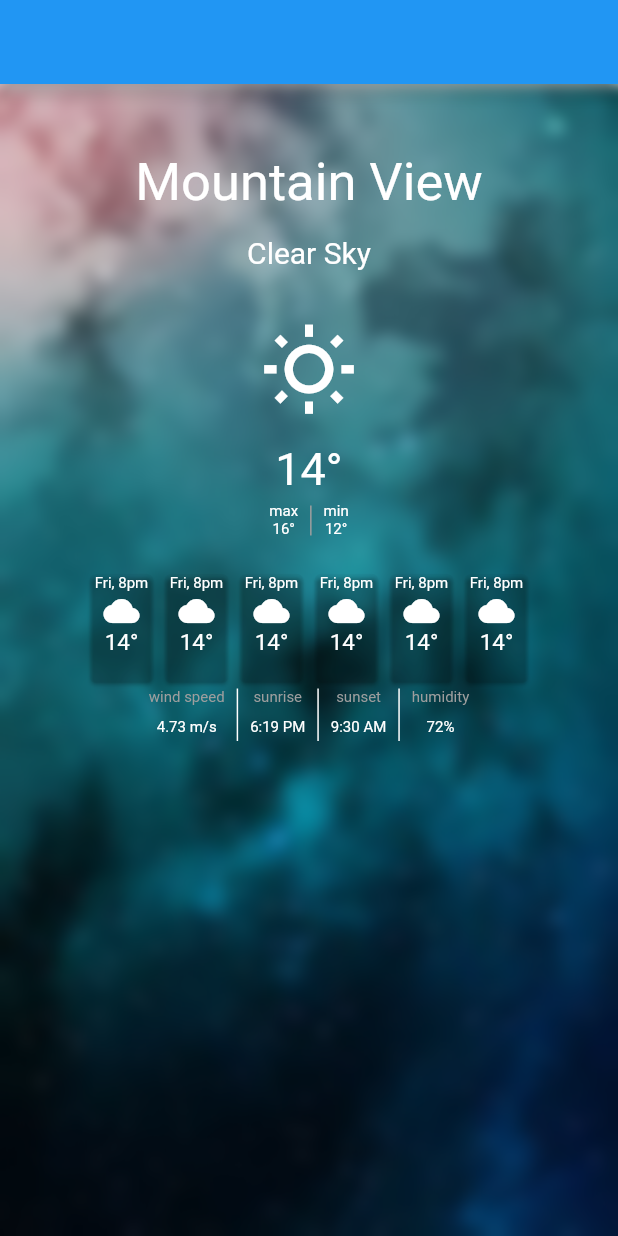
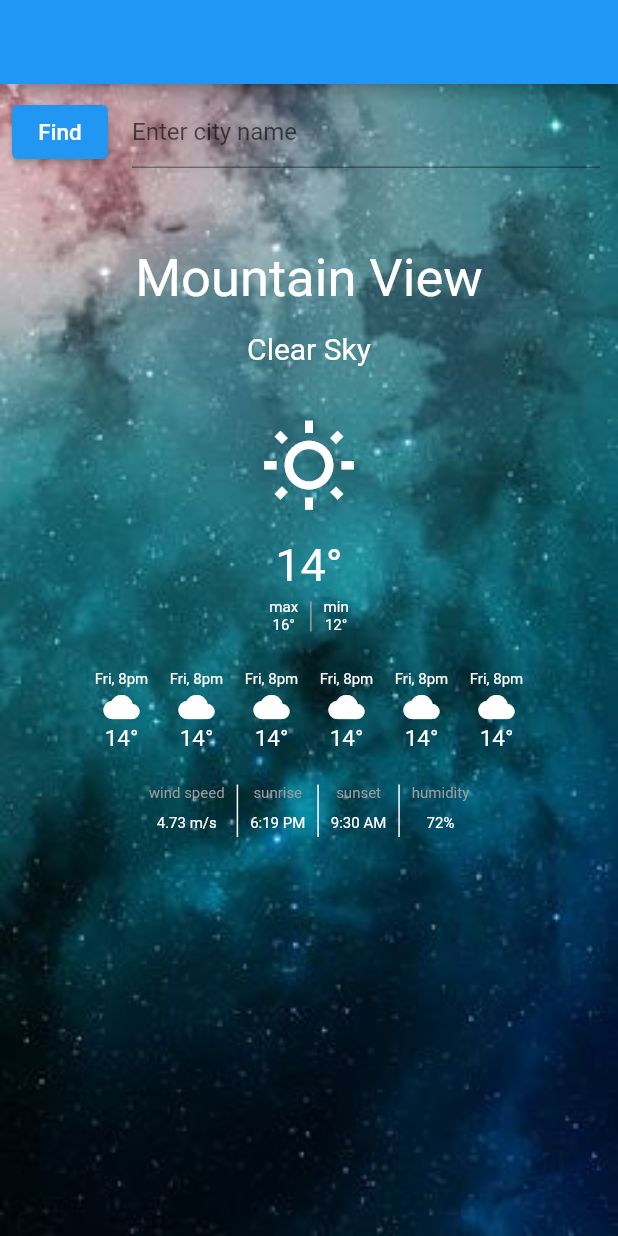
Before and after one commit to arminadm/flutter_weather_app, a Flutter app: the screen it shows after launch, on a phone screen of 412 x 824 dp. Run offline on Flutter 3.47's test engine with Material 2 defaults, Android fonts, the phone set to English and light mode, and no system bars.

Commit message:
search bar added

```diff
--- a/lib/main.dart
+++ b/lib/main.dart
@@ -1,5 +1,4 @@
 import 'dart:ui';
-
 import 'package:flutter/material.dart';
 
 void main() {
@@ -18,6 +17,8 @@ class IndexWeatherPage extends StatefulWidget {
 }
 
 class _IndexWeatherPageState extends State<IndexWeatherPage> {
+  TextEditingController  textEditingController = TextEditingController();
+
   @override
   Widget build(BuildContext context) {
     return Scaffold(
@@ -30,10 +31,34 @@ class _IndexWeatherPageState extends State<IndexWeatherPage> {
           )
         ),
         child: BackdropFilter(
-          filter: ImageFilter.blur(sigmaX: 5, sigmaY: 5),
+          filter: ImageFilter.blur(sigmaX: 0, sigmaY: 0),
           child: Center(
             child: Column(
               children: [
+                  Row(
+                    children: [
+                      Padding(
+                        padding: const EdgeInsets.all(8.0),
+                        child: ElevatedButton(
+                          onPressed: (){
+
+                          },
+                          child: const Text('Find', style: TextStyle(fontSize: 15),),
+                        ),
+                      ),
+                      Expanded(
+                        child: Padding(
+                          padding: const EdgeInsets.only(left: 8.0, right: 12),
+                          child: TextField(
+                            controller: textEditingController,
+                            decoration: const InputDecoration(
+                              border: UnderlineInputBorder(),
+                              hintText: 'Enter city name'
+                            ),
+                          ),
+                        ))
+                    ],
+                  ),
                 const Padding(
                   padding: EdgeInsets.only(top: 45),
                   child: Text('Mountain View', style: TextStyle(
@@ -102,6 +127,7 @@ class _IndexWeatherPageState extends State<IndexWeatherPage> {
                             height: 50,
                             width: 50,
                             child: Card(
+                              elevation: 0,
                               color: Colors.transparent,
                               child: Column(children: const [
                                 Text('Fri, 8pm', style: TextStyle(fontSize: 10, color: Colors.white)),
```
